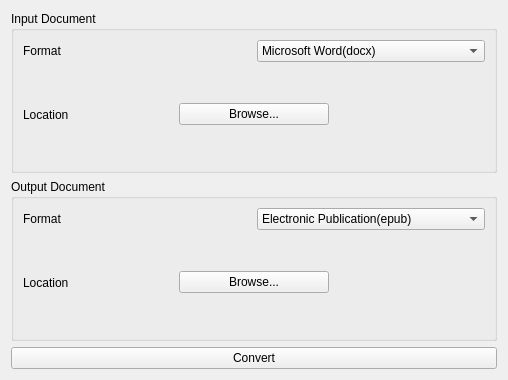
Above: src/ui/root_widget/form.ui from MCA-Project2022/ruith-desktop before the change. Below: the same form after it.
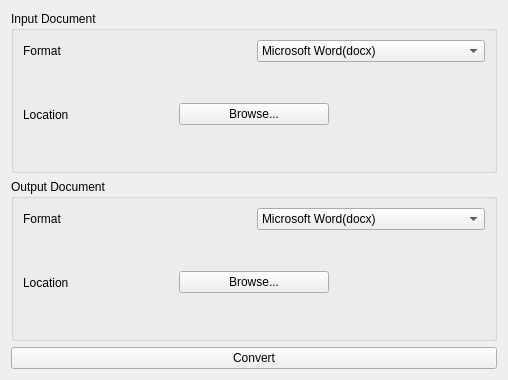
That is the form after the change.

Commit message: Add 4 more document formats(odt,md,html,rft)

```diff
--- a/src/ui/root_widget/form.ui
+++ b/src/ui/root_widget/form.ui
@@ -130,7 +130,7 @@
            <string>This dropdown list can be used to select the format of the output document. Key shortcut is 'Ctrl+o'.</string>
           </property>
           <property name="currentIndex">
-           <number>1</number>
+           <number>0</number>
           </property>
           <item>
            <property name="text">
```
Left out of the diff: 40 changed lines with no effect on the pictures. The commit also changes 2 other files.
